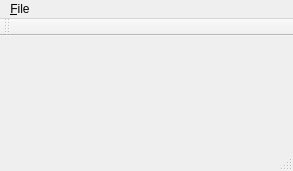
Qt form src/formFiles/MainWindow.ui (fsest4u/Aquarius) before a commit.
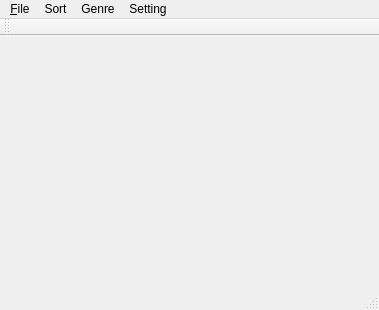
The same form after that commit.

Commit message: add bookdata class. add setting class.

Patch:
```diff
--- a/src/formFiles/MainWindow.ui
+++ b/src/formFiles/MainWindow.ui
@@ -6,8 +6,8 @@
    <rect>
     <x>0</x>
     <y>0</y>
-    <width>293</width>
-    <height>171</height>
+    <width>379</width>
+    <height>310</height>
    </rect>
   </property>
   <property name="windowTitle">
@@ -21,7 +21,7 @@
     <rect>
      <x>0</x>
      <y>0</y>
-     <width>293</width>
+     <width>379</width>
      <height>21</height>
     </rect>
    </property>
@@ -31,7 +31,38 @@
     </property>
     <addaction name="actionExit"/>
    </widget>
+   <widget class="QMenu" name="menuSort">
+    <property name="title">
+     <string>Sort</string>
+    </property>
+    <addaction name="actionRecentDownload"/>
+    <addaction name="actionRecentlyRead"/>
+    <addaction name="actionTitle"/>
+    <addaction name="actionAuthor"/>
+   </widget>
+   <widget class="QMenu" name="menuGenre">
+    <property name="title">
+     <string>Genre</string>
+    </property>
+    <addaction name="actionAll"/>
+    <addaction name="actionGeneral"/>
+    <addaction name="actionFantasy"/>
+    <addaction name="actionRomance"/>
+    <addaction name="actionEtc"/>
+   </widget>
+   <widget class="QMenu" name="menuSetting">
+    <property name="title">
+     <string>Setting</string>
+    </property>
+    <addaction name="actionInfo"/>
+    <addaction name="actionLogin"/>
+    <addaction name="actionSync"/>
+    <addaction name="actionSetting"/>
+   </widget>
    <addaction name="menuFile"/>
+   <addaction name="menuSort"/>
+   <addaction name="menuGenre"/>
+   <addaction name="menuSetting"/>
   </widget>
   <widget class="QStatusBar" name="statusBar"/>
   <widget class="QToolBar" name="toolBar">
```
Left out of the diff: 77 changed lines with no effect on the pictures. The commit also changes 24 other files.
